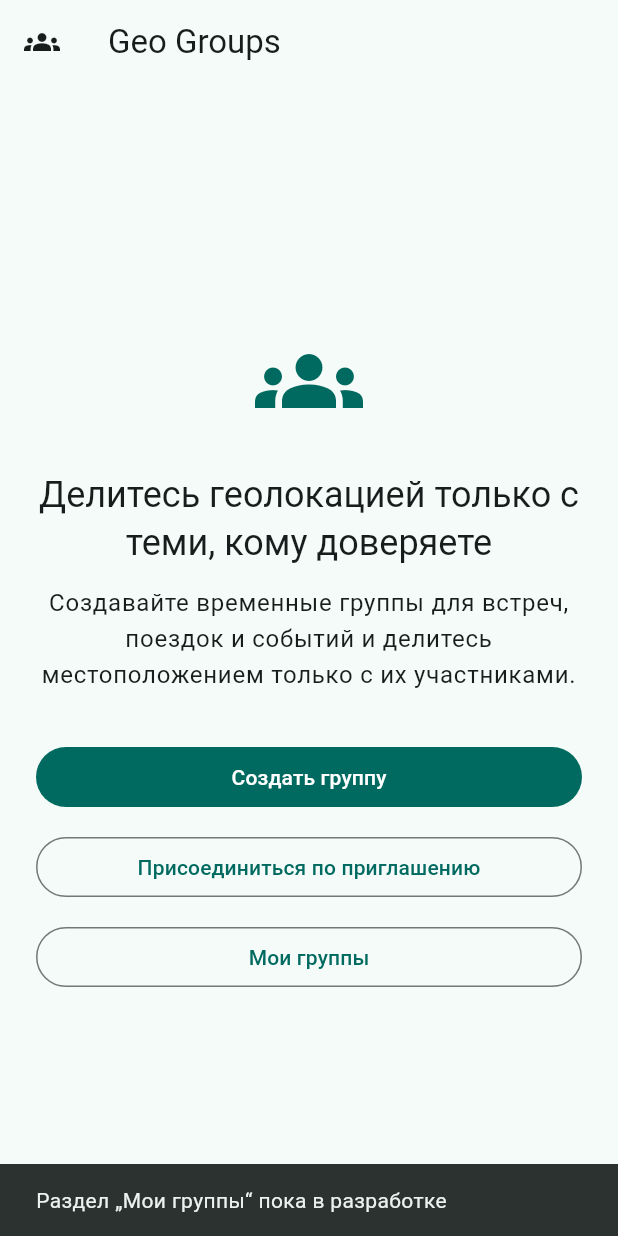
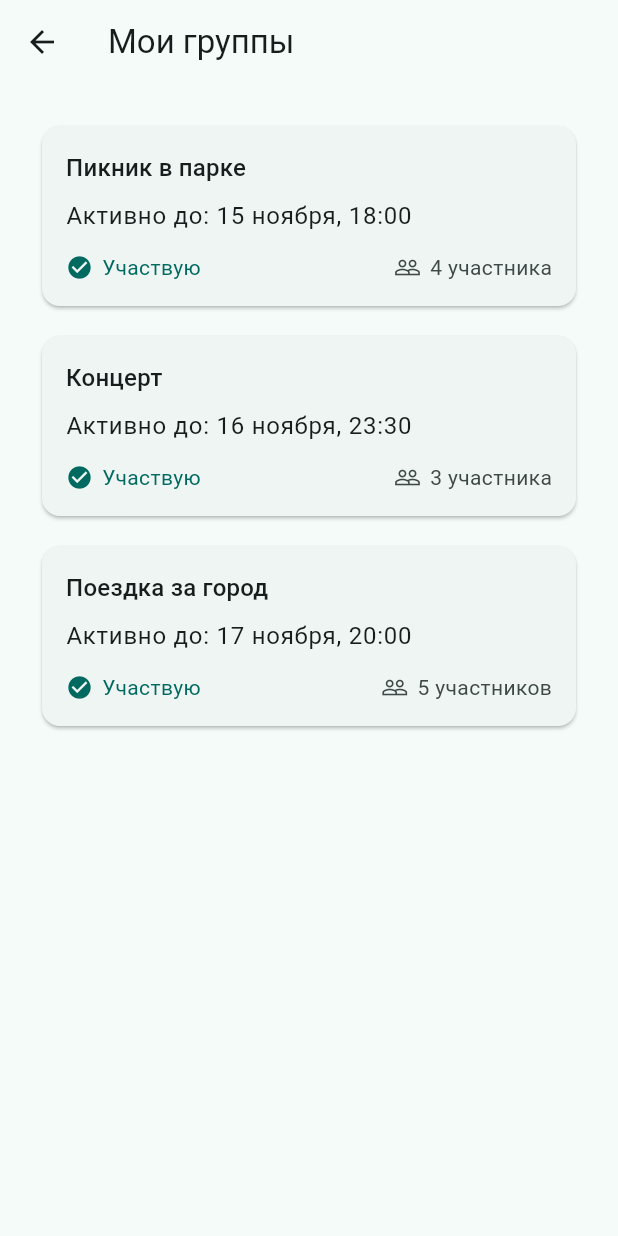
Before and after one commit to avodolazov2026-bit/pr1, a Flutter app: the screen it shows after launch, after a tap on "Мои группы", on a phone screen of 412 x 824 dp. Run offline on Flutter 3.47's test engine with Material 3 defaults, Android fonts, the phone set to English and light mode, and no system bars.

Commit message:
Добавлен экран группы и навигация к карте

```diff
--- a/lib/main.dart
+++ b/lib/main.dart
@@ -1,4 +1,6 @@
 import 'package:flutter/material.dart';
+
+import 'package:geo_groups/my_groups_screen.dart';
 
 void main() {
   runApp(const MyApp());
@@ -81,10 +83,13 @@ class HomeScreen extends StatelessWidget {
               ),
               const SizedBox(height: 12),
               OutlinedButton(
-                onPressed: () => _showMessage(
-                  context,
-                  'Раздел „Мои группы“ пока в разработке',
-                ),
+                onPressed: () {
+                  Navigator.of(context).push(
+                    MaterialPageRoute<void>(
+                      builder: (context) => const MyGroupsScreen(),
+                    ),
+                  );
+                },
                 child: const Text('Мои группы'),
               ),
             ],
--- /dev/null
+++ b/lib/my_groups_screen.dart
@@ -0,0 +1,170 @@
+import 'package:flutter/material.dart';
+
+import 'package:geo_groups/group_screen.dart';
+
+class MyGroupsScreen extends StatefulWidget {
+  const MyGroupsScreen({super.key});
+
+  @override
+  State<MyGroupsScreen> createState() => _MyGroupsScreenState();
+}
+
+class _MyGroupsScreenState extends State<MyGroupsScreen> {
+  /// Живёт всё время запуска: экран можно закрыть и открыть снова.
+  static final _groups = <_Group>[
+    _Group(
+      name: 'Пикник в парке',
+      activeUntil: '15 ноября, 18:00',
+      members: [
+        GroupMember(name: 'Мария', distanceMeters: 120),
+        GroupMember(name: 'Алексей', distanceMeters: 340),
+        GroupMember(name: 'Елена', distanceMeters: 680),
+        GroupMember(name: 'Вы', distanceMeters: 0, isCurrentUser: true),
+      ],
+    ),
+    _Group(
+      name: 'Концерт',
+      activeUntil: '16 ноября, 23:30',
+      members: [
+        GroupMember(name: 'Дмитрий', distanceMeters: 85),
+        GroupMember(name: 'Ольга', distanceMeters: 210),
+        GroupMember(name: 'Вы', distanceMeters: 0, isCurrentUser: true),
+      ],
+    ),
+    _Group(
+      name: 'Поездка за город',
+      activeUntil: '17 ноября, 20:00',
+      members: [
+        GroupMember(name: 'Игорь', distanceMeters: 150),
+        GroupMember(name: 'Анна', distanceMeters: 420),
+        GroupMember(name: 'Сергей', distanceMeters: 760),
+        GroupMember(name: 'Виктория', distanceMeters: 1100),
+        GroupMember(name: 'Вы', distanceMeters: 0, isCurrentUser: true),
+      ],
+    ),
+  ];
+
+  List<_Group> get _visibleGroups =>
+      _groups.where((group) => !group.currentUserHasLeft).toList();
+
+  Future<void> _openGroup(_Group group) async {
+    final leftGroupName = await Navigator.of(context).push<String>(
+      MaterialPageRoute<String>(
+        builder: (context) => GroupScreen(
+          name: group.name,
+          activeUntil: group.activeUntil,
+          members: group.members,
+        ),
+      ),
+    );
+    if (leftGroupName == null || !mounted) {
+      return;
+    }
+
+    setState(() {});
+    ScaffoldMessenger.of(context).showSnackBar(
+      SnackBar(content: Text('Вы покинули группу „$leftGroupName“')),
+    );
+  }
+
+  @override
+  Widget build(BuildContext context) {
+    final textTheme = Theme.of(context).textTheme;
+    final colorScheme = Theme.of(context).colorScheme;
+    final groups = _visibleGroups;
+
+    return Scaffold(
+      appBar: AppBar(
+        title: const Text('Мои группы'),
+      ),
+      body: SafeArea(
+        child: ListView.separated(
+          padding: const EdgeInsets.all(24),
+          itemCount: groups.length,
+          separatorBuilder: (context, index) => const SizedBox(height: 12),
+          itemBuilder: (context, index) {
+            final group = groups[index];
+            return Card(
+              clipBehavior: Clip.antiAlias,
+              child: InkWell(
+                onTap: () => _openGroup(group),
+                child: Padding(
+                  padding: const EdgeInsets.all(16),
+                  child: Column(
+                    crossAxisAlignment: CrossAxisAlignment.start,
+                    children: [
+                      Text(group.name, style: textTheme.titleMedium),
+                      const SizedBox(height: 8),
+                      Text(
+                        'Активно до: ${group.activeUntil}',
+                        style: textTheme.bodyLarge,
+                      ),
+                      const SizedBox(height: 12),
+                      Row(
+                        children: [
+                          Icon(
+                            Icons.check_circle,
+                            size: 18,
+                            color: colorScheme.primary,
+                          ),
+                          const SizedBox(width: 6),
+                          Text(
+                            'Участвую',
+                            style: textTheme.bodyMedium?.copyWith(
+                              color: colorScheme.primary,
+                            ),
+                          ),
+                          const Spacer(),
+                          Icon(
+                            Icons.people_outline,
+                            size: 18,
+                            color: colorScheme.onSurfaceVariant,
+                          ),
+                          const SizedBox(width: 6),
+                          Text(
+                            _membersLabel(group.memberCount),
+                            style: textTheme.bodyMedium?.copyWith(
+                              color: colorScheme.onSurfaceVariant,
+                            ),
+                          ),
+                        ],
+                      ),
+                    ],
+                  ),
+                ),
+              ),
+            );
+          },
+        ),
+      ),
+    );
+  }
+}
+
+class _Group {
+  const _Group({
+    required this.name,
+    required this.activeUntil,
+    required this.members,
+  });
+
+  final String name;
+  final String activeUntil;
+  final List<GroupMember> members;
+
+  bool get currentUserHasLeft =>
+      members.any((member) => member.isCurrentUser && member.hasLeftGroup);
+
+  int get memberCount => members.length;
+}
+
+String _membersLabel(int count) {
+  final mod10 = count % 10;
+  final mod100 = count % 100;
+  final noun = (mod10 == 1 && mod100 != 11)
+      ? 'участник'
+      : (mod10 >= 2 && mod10 <= 4 && (mod100 < 12 || mod100 > 14))
+          ? 'участника'
+          : 'участников';
+  return '$count $noun';
+}
```
Also changed, not shown: lib/group_map_screen.dart (added, +38 -0 lines), lib/group_screen.dart (added, +157 -0 lines).
